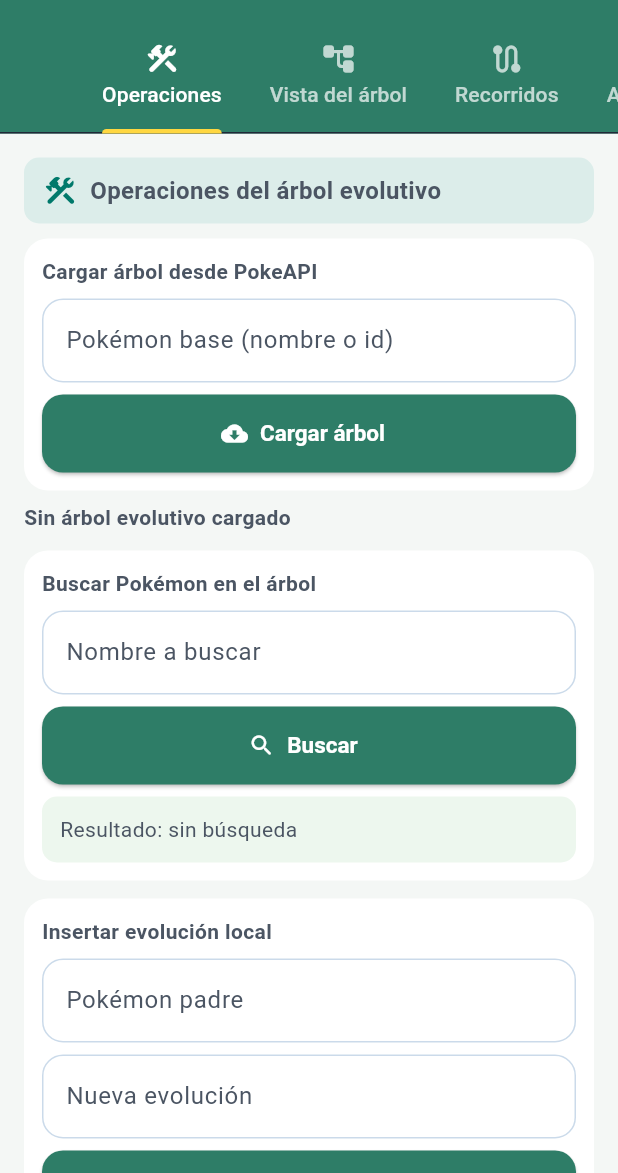
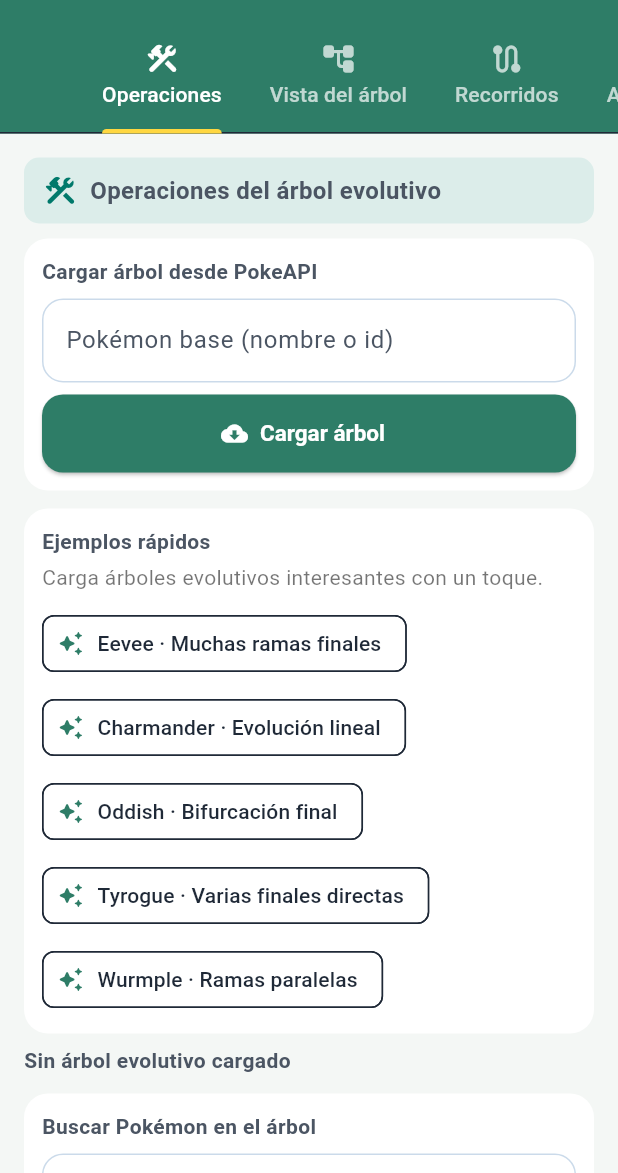
Before and after one commit to DanielLeivaUMG/proyecto-final-progra3, a Flutter app: the PantallaArbolPokemon screen opened directly, on a phone screen of 412 x 824 dp, the part 63-1236 px from its top. Run offline on Flutter 3.47's test engine with Material 3 defaults, Android fonts, the phone set to English and light mode, and no system bars; statements that could not run were skipped.

Commit message:
[INT4][E3] agregar ejemplos rapidos al arbol pokemon

```diff
--- a/lib/presentacion/pantallas/arbol_pokemon/pestana_operaciones_arbol.dart
+++ b/lib/presentacion/pantallas/arbol_pokemon/pestana_operaciones_arbol.dart
@@ -33,6 +33,18 @@ class PestanaOperacionesArbol extends StatelessWidget {
   final VoidCallback onBuscarPokemon;
   final VoidCallback onInsertarEvolucionLocal;
   final VoidCallback onEliminarNodoLocal;
+
+  static const List<_EjemploRapidoArbol>
+  _ejemplosRapidos = <_EjemploRapidoArbol>[
+    _EjemploRapidoArbol(nombre: 'Eevee', descripcion: 'Muchas ramas finales'),
+    _EjemploRapidoArbol(nombre: 'Charmander', descripcion: 'Evolución lineal'),
+    _EjemploRapidoArbol(nombre: 'Oddish', descripcion: 'Bifurcación final'),
+    _EjemploRapidoArbol(
+      nombre: 'Tyrogue',
+      descripcion: 'Varias finales directas',
+    ),
+    _EjemploRapidoArbol(nombre: 'Wurmple', descripcion: 'Ramas paralelas'),
+  ];
 
   @override
   Widget build(BuildContext context) {
@@ -73,6 +85,50 @@ class PestanaOperacionesArbol extends StatelessWidget {
                     onPressed: cargandoArbol ? null : onCargarArbol,
                     icon: const Icon(Icons.cloud_download_rounded),
                     label: Text(cargandoArbol ? 'Cargando...' : 'Cargar árbol'),
+                  ),
+                ],
+              ),
+            ),
+          ),
+          const SizedBox(height: 12),
+          Card(
+            child: Padding(
+              padding: const EdgeInsets.all(12),
+              child: Column(
+                crossAxisAlignment: CrossAxisAlignment.start,
+                children: [
+                  const Text(
+                    'Ejemplos rápidos',
+                    style: TextStyle(fontWeight: FontWeight.bold),
+                  ),
+                  const SizedBox(height: 4),
+                  const Text(
+                    'Carga árboles evolutivos interesantes con un toque.',
+                    style: TextStyle(color: Colors.black54),
+                  ),
+                  const SizedBox(height: 10),
+                  Wrap(
+                    spacing: 8,
+                    runSpacing: 8,
+                    children: _ejemplosRapidos.map((
+                      _EjemploRapidoArbol ejemplo,
+                    ) {
+                      return ActionChip(
+                        avatar: const Icon(
+                          Icons.auto_awesome_rounded,
+                          size: 18,
+                        ),
+                        label: Text(
+                          '${ejemplo.nombre} · ${ejemplo.descripcion}',
+                        ),
+                        onPressed: cargandoArbol
+                            ? null
+                            : () {
+                                controladorCarga.text = ejemplo.nombre;
+                                onCargarArbol();
+                              },
+                      );
+                    }).toList(),
                   ),
                 ],
               ),
@@ -209,3 +265,10 @@ class PestanaOperacionesArbol extends StatelessWidget {
     );
   }
 }
+
+class _EjemploRapidoArbol {
+  const _EjemploRapidoArbol({required this.nombre, required this.descripcion});
+
+  final String nombre;
+  final String descripcion;
+}
```
